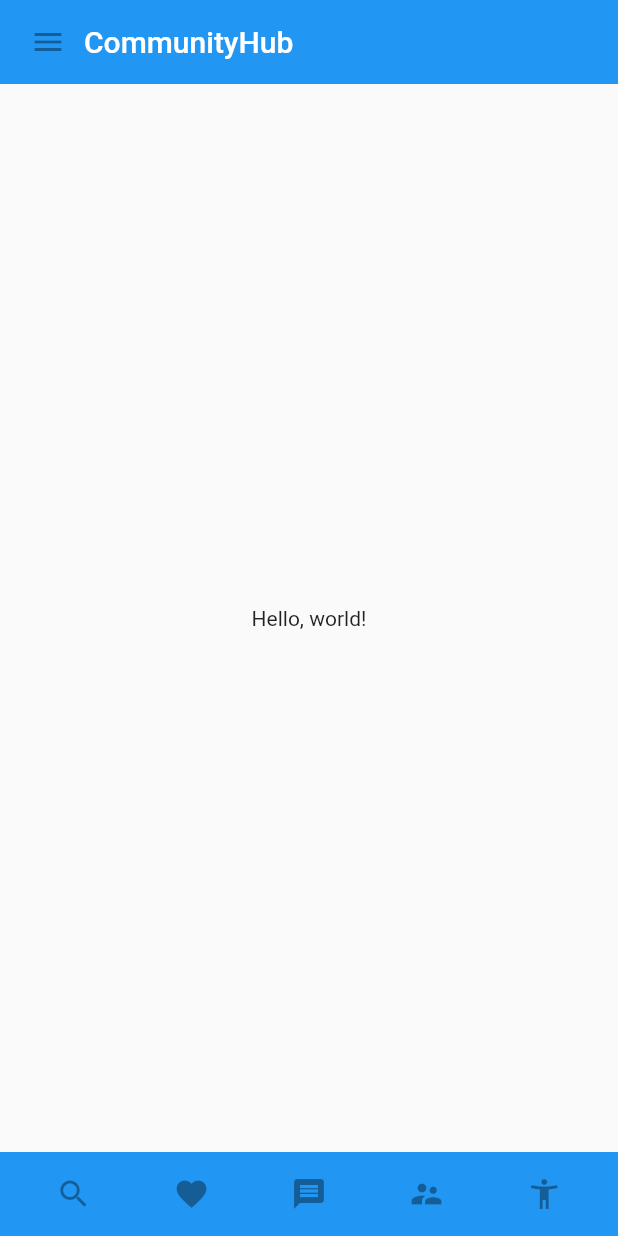
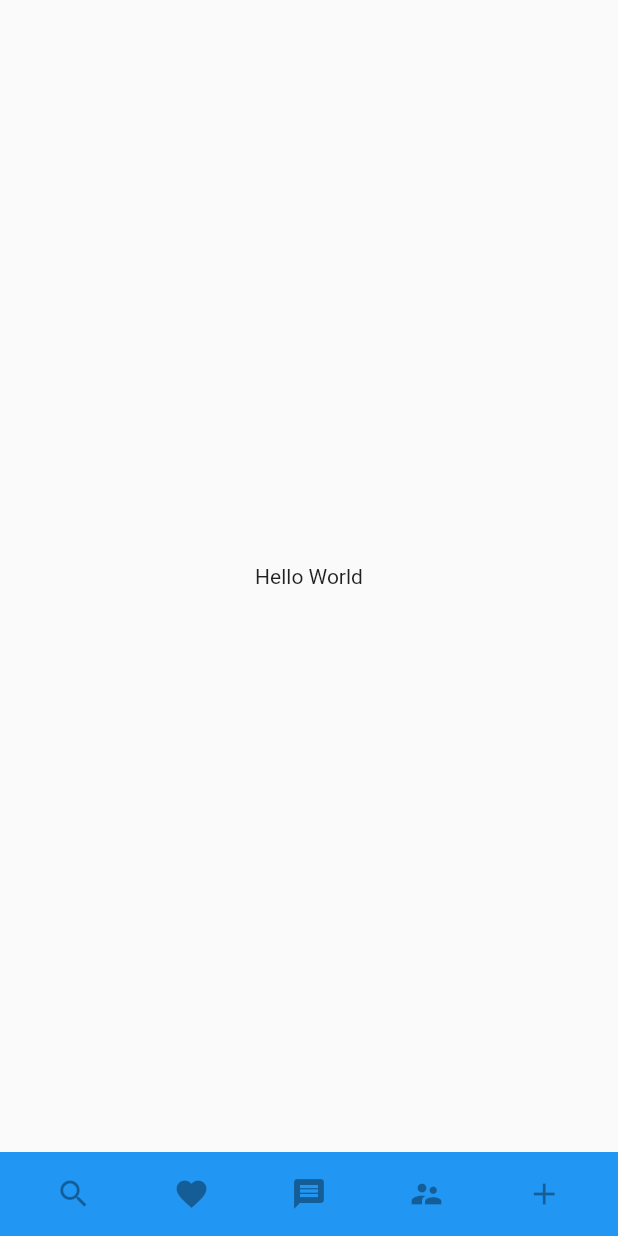
Before and after one commit to jnisitha/client_side_app, a Flutter app: the screen it shows after launch, on a phone screen of 412 x 824 dp. Run offline on Flutter 3.47's test engine with Material 2 defaults, Android fonts, the phone set to English and light mode, and no system bars.

Commit message:
Add BottomAppBar

```diff
--- a/lib/main.dart
+++ b/lib/main.dart
@@ -1,72 +1,15 @@
 import 'package:flutter/material.dart';
 
-class MyAppBar extends StatelessWidget {
-  MyAppBar({this.title});
 
-  // Fields in a Widget subclass are always marked "final".
-
-  final Widget title;
-
-  @override
-  Widget build(BuildContext context) {
-    return Container(
-      height: 56.0, // in logical pixels
-      padding: const EdgeInsets.symmetric(horizontal: 8.0),
-      decoration: BoxDecoration(color: Colors.blue[500]),
-      // Row is a horizontal, linear layout.
-      child: Row(
-        // <Widget> is the type of items in the list.
-        children: <Widget>[
-          IconButton(
-            icon: Icon(Icons.menu),
-            tooltip: 'Navigation menu',
-            onPressed: null, // null disables the button
-          ),
-          // Expanded expands its child to fill the available space.
-          Expanded(
-            child: title,
-          ),
-        ],
-      ),
-    );
-  }
+void main() {
+  runApp(MaterialApp(
+    title: 'CommunityHub', // used by the OS task switcher
+    home: HomePage(),
+  ));
 }
 
-class MyScaffold extends StatelessWidget {
-  @override
-  Widget build(BuildContext context) {
-    // Material is a conceptual piece of paper on which the UI appears.
-    return Material(
-      // Column is a vertical, linear layout.
-      child: Column(
-        children: <Widget>[
-          MyAppBar(
-            title: Text(
-              'CommunityHub',
-              style: Theme.of(context).primaryTextTheme.title,
-            ),
-          ),
-          Expanded(
-            child: Center(
-              child: Text('Hello, world!'),
-            ),
-          ),
-          BottomNavigationBar(
-            title: Text(
-              'Example title',
-              style: Theme.of(context).primaryTextTheme.title,
-            ),
-          ),
-        ],
-      ),
-    );
-  }
-}
 
-class BottomNavigationBar extends StatelessWidget {
-  BottomNavigationBar({this.title});
-
-  final Widget title;
+class BottomAppBar extends StatelessWidget {
 
   @override
   Widget build(BuildContext context){
@@ -98,7 +41,7 @@ class BottomNavigationBar extends StatelessWidget {
           ),
           Expanded(
             child: IconButton(
-              icon: Icon(Icons.accessibility_new),
+              icon: Icon(Icons.add),
             ),
           ),
 
@@ -108,9 +51,34 @@ class BottomNavigationBar extends StatelessWidget {
   }
 }
 
-void main() {
-  runApp(MaterialApp(
-    title: 'My app', // used by the OS task switcher
-    home: MyScaffold(),
-  ));
+class HomePage extends StatelessWidget {
+  @override
+  Widget build (BuildContext context){
+    return Scaffold(
+//      appBar: AppBar(
+//        leading:IconButton(
+//          icon: Icon(Icons.menu),
+//          tooltip: 'Navigation menu',
+//          onPressed: null,
+//        ),
+//        title: Text("Example"),
+//        actions: <Widget>[
+//          IconButton(
+//            icon: Icon(Icons.search),
+//            tooltip: 'Search',
+//            onPressed: null,
+//          ),
+//        ],
+//      ),
+      body: Center(
+        child: Text('Hello World'),
+      ),
+      bottomNavigationBar: BottomAppBar(),
+//      floatingActionButton: FloatingActionButton(
+//        tooltip: 'Add',
+//        child: Icon(Icons.add),
+//        onPressed: null,
+//      ),
+    );
+  }
 }
```
